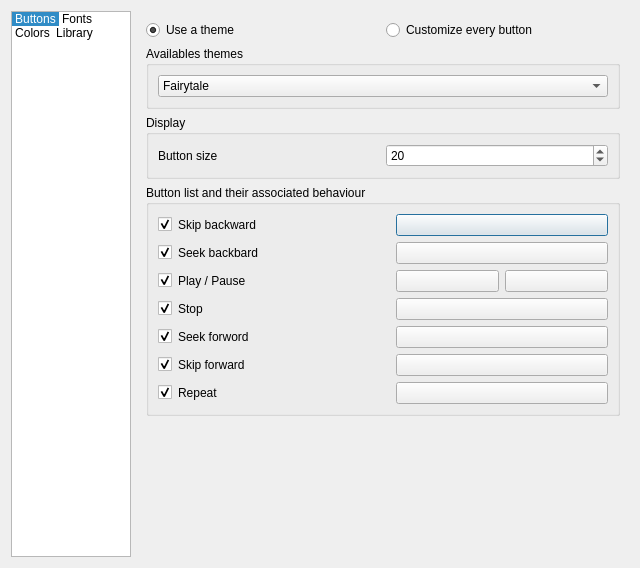
MBach/Miam-Player, file code/src/customizetheme.ui: the form before one commit.
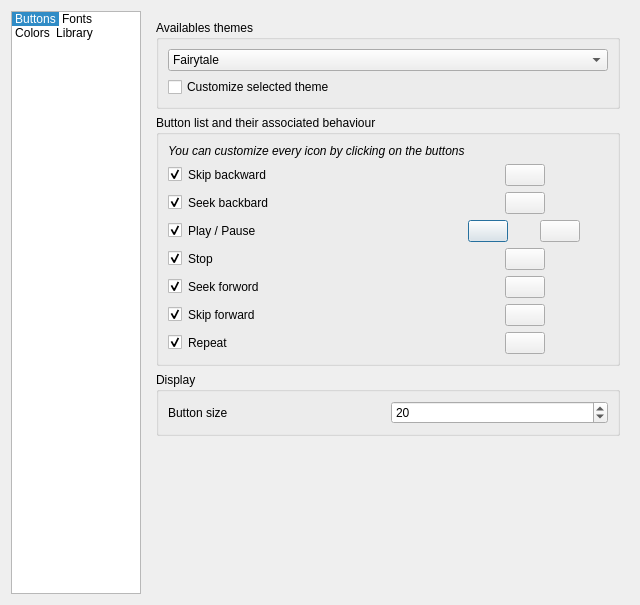
The form after the commit. Icons and pictures are not drawn.

Commit message: One can now add customs icons to its player

```diff
--- a/code/src/customizetheme.ui
+++ b/code/src/customizetheme.ui
@@ -7,7 +7,7 @@
     <x>0</x>
     <y>0</y>
     <width>640</width>
-    <height>568</height>
+    <height>605</height>
    </rect>
   </property>
   <property name="windowTitle">
@@ -17,14 +17,14 @@
    <item>
     <widget class="QListWidget" name="listWidget">
      <property name="sizePolicy">
-      <sizepolicy hsizetype="Fixed" vsizetype="Expanding">
+      <sizepolicy hsizetype="MinimumExpanding" vsizetype="Expanding">
        <horstretch>0</horstretch>
        <verstretch>0</verstretch>
       </sizepolicy>
      </property>
      <property name="maximumSize">
       <size>
-       <width>120</width>
+       <width>130</width>
        <height>16777215</height>
       </size>
      </property>
@@ -97,27 +97,6 @@
      </property>
      <widget class="QWidget" name="page">
       <layout class="QVBoxLayout" name="verticalLayout">
-       <item>
-        <layout class="QHBoxLayout" name="horizontalLayout_2">
-         <item>
-          <widget class="QRadioButton" name="themeRadioButton">
-           <property name="text">
-            <string>Use a theme</string>
-           </property>
-           <property name="checked">
-            <bool>true</bool>
-           </property>
-          </widget>
-         </item>
-         <item>
-          <widget class="QRadioButton" name="customizeRadioButton">
-           <property name="text">
-            <string>Customize every button</string>
-           </property>
-          </widget>
-         </item>
-        </layout>
-       </item>
        <item>
         <widget class="QGroupBox" name="buttonThemeBox">
          <property name="title">
@@ -173,35 +152,10 @@
             </item>
            </widget>
           </item>
-         </layout>
-        </widget>
-       </item>
        <item>
-        <widget class="QGroupBox" name="groupBox">
-         <property name="title">
-          <string>Display</string>
-         </property>
-         <layout class="QHBoxLayout" name="horizontalLayout_3">
-          <item>
-           <widget class="QLabel" name="sizeButtonsLabel">
+           <widget class="QCheckBox" name="customizeThemeCheckBox">
             <property name="text">
-             <string>Button size</string>
-            </property>
-           </widget>
-          </item>
-          <item>
-           <widget class="QSpinBox" name="sizeButtonsSpinBox">
-            <property name="minimum">
-             <number>12</number>
-            </property>
-            <property name="maximum">
-             <number>128</number>
-            </property>
-            <property name="singleStep">
-             <number>2</number>
-            </property>
-            <property name="value">
-             <number>20</number>
+             <string>Customize selected theme</string>
             </property>
            </widget>
           </item>
@@ -213,8 +167,38 @@
          <property name="title">
           <string>Button list and their associated behaviour</string>
          </property>
-         <layout class="QGridLayout" name="gridLayout">
-          <item row="0" column="2">
+         <layout class="QVBoxLayout" name="verticalLayout_5">
+          <item>
+           <widget class="QLabel" name="label">
+            <property name="font">
+             <font>
+              <italic>true</italic>
+             </font>
+            </property>
+            <property name="text">
+             <string>You can customize every icon by clicking on the buttons</string>
+            </property>
+           </widget>
+          </item>
+          <item>
+           <layout class="QGridLayout" name="gridLayout_4">
+            <item row="0" column="0">
+             <widget class="QCheckBox" name="skipBackwardCheckBox">
+              <property name="sizePolicy">
+               <sizepolicy hsizetype="Fixed" vsizetype="Fixed">
+                <horstretch>0</horstretch>
+                <verstretch>0</verstretch>
+               </sizepolicy>
+              </property>
+              <property name="text">
+               <string notr="true"/>
+              </property>
+              <property name="checked">
+               <bool>true</bool>
+              </property>
+             </widget>
+            </item>
+            <item row="0" column="1">
            <widget class="QLabel" name="skipBackwardLabel">
             <property name="sizePolicy">
              <sizepolicy hsizetype="Preferred" vsizetype="Preferred">
@@ -227,105 +211,161 @@
             </property>
            </widget>
           </item>
-          <item row="1" column="2">
+            <item row="0" column="2">
+             <spacer name="horizontalSpacer">
+              <property name="orientation">
+               <enum>Qt::Horizontal</enum>
+              </property>
+              <property name="sizeHint" stdset="0">
+               <size>
+                <width>40</width>
+                <height>20</height>
+               </size>
+              </property>
+             </spacer>
+            </item>
+            <item row="1" column="0">
+             <widget class="QCheckBox" name="seekBackwardCheckBox">
+              <property name="sizePolicy">
+               <sizepolicy hsizetype="Fixed" vsizetype="Fixed">
+                <horstretch>0</horstretch>
+                <verstretch>0</verstretch>
+               </sizepolicy>
+              </property>
+              <property name="text">
+               <string notr="true"/>
+              </property>
+              <property name="checked">
+               <bool>true</bool>
+              </property>
+             </widget>
+            </item>
+            <item row="1" column="1">
            <widget class="QLabel" name="seekBackwardLabel">
             <property name="text">
              <string>Seek backbard</string>
             </property>
            </widget>
           </item>
-          <item row="2" column="2">
+            <item row="2" column="0">
+             <widget class="QCheckBox" name="playCheckBox">
+              <property name="sizePolicy">
+               <sizepolicy hsizetype="Fixed" vsizetype="Fixed">
+                <horstretch>0</horstretch>
+                <verstretch>0</verstretch>
+               </sizepolicy>
+              </property>
+              <property name="text">
+               <string notr="true"/>
+              </property>
+              <property name="checked">
+               <bool>true</bool>
+              </property>
+             </widget>
+            </item>
+            <item row="2" column="1">
            <widget class="QLabel" name="playLabel">
             <property name="text">
              <string>Play / Pause</string>
             </property>
            </widget>
           </item>
-          <item row="3" column="2">
+            <item row="2" column="3">
+             <layout class="QHBoxLayout" name="hl_play">
+              <item>
+               <widget class="QPushButton" name="play">
+                <property name="sizePolicy">
+                 <sizepolicy hsizetype="Fixed" vsizetype="Fixed">
+                  <horstretch>0</horstretch>
+                  <verstretch>0</verstretch>
+                 </sizepolicy>
+                </property>
+                <property name="text">
+                 <string notr="true"/>
+                </property>
+                <property name="icon">
+                 <iconset resource="mmmmp.qrc">
+                  <normaloff>:/player/fairytale/play</normaloff>:/player/fairytale/play</iconset>
+                </property>
+                <property name="iconSize">
+                 <size>
+                  <width>32</width>
+                  <height>32</height>
+                 </size>
+                </property>
+               </widget>
+              </item>
+              <item>
+               <widget class="QPushButton" name="pause">
+                <property name="sizePolicy">
+                 <sizepolicy hsizetype="Fixed" vsizetype="Fixed">
+                  <horstretch>0</horstretch>
+                  <verstretch>0</verstretch>
+                 </sizepolicy>
+                </property>
+                <property name="text">
+                 <string notr="true"/>
+                </property>
+                <property name="icon">
+                 <iconset resource="mmmmp.qrc">
+                  <normaloff>:/player/fairytale/pause</normaloff>:/player/fairytale/pause</iconset>
+                </property>
+                <property name="iconSize">
+                 <size>
+                  <width>32</width>
+                  <height>32</height>
+                 </size>
+                </property>
+               </widget>
+              </item>
+             </layout>
+            </item>
+            <item row="3" column="0">
+             <widget class="QCheckBox" name="stopCheckBox">
+              <property name="sizePolicy">
+               <sizepolicy hsizetype="Fixed" vsizetype="Fixed">
+                <horstretch>0</horstretch>
+                <verstretch>0</verstretch>
+               </sizepolicy>
+              </property>
+              <property name="text">
+               <string notr="true"/>
+              </property>
+              <property name="checked">
+               <bool>true</bool>
+              </property>
+             </widget>
+            </item>
+            <item row="3" column="1">
            <widget class="QLabel" name="stopLabel">
             <property name="text">
              <string>Stop</string>
             </property>
            </widget>
           </item>
-          <item row="4" column="2">
+            <item row="4" column="0">
+             <widget class="QCheckBox" name="seekForwardCheckBox">
+              <property name="sizePolicy">
+               <sizepolicy hsizetype="Fixed" vsizetype="Fixed">
+                <horstretch>0</horstretch>
+                <verstretch>0</verstretch>
+               </sizepolicy>
+              </property>
+              <property name="text">
+               <string notr="true"/>
+              </property>
+              <property name="checked">
+               <bool>true</bool>
+              </property>
+             </widget>
+            </item>
+            <item row="4" column="1">
            <widget class="QLabel" name="seekForwardLabel">
             <property name="text">
              <string>Seek forword</string>
             </property>
            </widget>
           </item>
-          <item row="5" column="2">
-           <widget class="QLabel" name="skipForwardLabel">
-            <property name="text">
-             <string>Skip forward</string>
-            </property>
-           </widget>
-          </item>
-          <item row="1" column="0">
-           <widget class="QCheckBox" name="seekBackwardCheckBox">
-            <property name="sizePolicy">
-             <sizepolicy hsizetype="Fixed" vsizetype="Fixed">
-              <horstretch>0</horstretch>
-              <verstretch>0</verstretch>
-             </sizepolicy>
-            </property>
-            <property name="text">
-             <string notr="true"/>
-            </property>
-            <property name="checked">
-             <bool>true</bool>
-            </property>
-           </widget>
-          </item>
-          <item row="2" column="0">
-           <widget class="QCheckBox" name="playCheckBox">
-            <property name="sizePolicy">
-             <sizepolicy hsizetype="Fixed" vsizetype="Fixed">
-              <horstretch>0</horstretch>
-              <verstretch>0</verstretch>
-             </sizepolicy>
-            </property>
-            <property name="text">
-             <string notr="true"/>
-            </property>
-            <property name="checked">
-             <bool>true</bool>
-            </property>
-           </widget>
-          </item>
-          <item row="3" column="0">
-           <widget class="QCheckBox" name="stopCheckBox">
-            <property name="sizePolicy">
-             <sizepolicy hsizetype="Fixed" vsizetype="Fixed">
-              <horstretch>0</horstretch>
-              <verstretch>0</verstretch>
-             </sizepolicy>
-            </property>
-            <property name="text">
-             <string notr="true"/>
-            </property>
-            <property name="checked">
-             <bool>true</bool>
-            </property>
-           </widget>
-          </item>
-          <item row="4" column="0">
-           <widget class="QCheckBox" name="seekForwardCheckBox">
-            <property name="sizePolicy">
-             <sizepolicy hsizetype="Fixed" vsizetype="Fixed">
-              <horstretch>0</horstretch>
-              <verstretch>0</verstretch>
-             </sizepolicy>
-            </property>
-            <property name="text">
-             <string notr="true"/>
-            </property>
-            <property name="checked">
-             <bool>true</bool>
-            </property>
-           </widget>
-          </item>
           <item row="5" column="0">
            <widget class="QCheckBox" name="skipForwardCheckBox">
             <property name="sizePolicy">
@@ -342,10 +382,10 @@
             </property>
            </widget>
           </item>
-          <item row="6" column="2">
-           <widget class="QLabel" name="repeatLabel">
+            <item row="5" column="1">
+             <widget class="QLabel" name="skipForwardLabel">
             <property name="text">
-             <string>Repeat</string>
+               <string>Skip forward</string>
             </property>
            </widget>
           </item>
@@ -365,47 +405,36 @@
             </property>
            </widget>
           </item>
-          <item row="0" column="0">
-           <widget class="QCheckBox" name="skipBackwardCheckBox">
-            <property name="sizePolicy">
-             <sizepolicy hsizetype="Fixed" vsizetype="Fixed">
-              <horstretch>0</horstretch>
-              <verstretch>0</verstretch>
-             </sizepolicy>
-            </property>
+            <item row="6" column="1">
+             <widget class="QLabel" name="repeatLabel">
             <property name="text">
-             <string notr="true"/>
-            </property>
-            <property name="checked">
-             <bool>true</bool>
-            </property>
-           </widget>
-          </item>
-          <item row="0" column="3">
-           <widget class="QPushButton" name="skipBackward">
-            <property name="sizePolicy">
-             <sizepolicy hsizetype="Minimum" vsizetype="Fixed">
-              <horstretch>0</horstretch>
-              <verstretch>0</verstretch>
-             </sizepolicy>
-            </property>
-            <property name="text">
-             <string notr="true"/>
-            </property>
-            <property name="icon">
-             <iconset resource="mmmmp.qrc">
-              <normaloff>:/player/fairytale/skipBackward</normaloff>:/player/fairytale/skipBackward</iconset>
-            </property>
-            <property name="iconSize">
-             <size>
-              <width>32</width>
-              <height>32</height>
-             </size>
+               <string>Repeat</string>
             </property>
            </widget>
           </item>
           <item row="1" column="3">
+             <layout class="QHBoxLayout" name="hl_seekB">
+              <item>
+               <spacer name="hs_left_seekB">
+                <property name="orientation">
+                 <enum>Qt::Horizontal</enum>
+                </property>
+                <property name="sizeHint" stdset="0">
+                 <size>
+                  <width>40</width>
+                  <height>20</height>
+                 </size>
+                </property>
+               </spacer>
+              </item>
+              <item>
            <widget class="QPushButton" name="seekBackward">
+                <property name="sizePolicy">
+                 <sizepolicy hsizetype="Fixed" vsizetype="Fixed">
+                  <horstretch>0</horstretch>
+                  <verstretch>0</verstretch>
+                 </sizepolicy>
+                </property>
             <property name="text">
              <string notr="true"/>
             </property>
@@ -421,33 +450,50 @@
             </property>
            </widget>
           </item>
-          <item row="2" column="3">
-           <layout class="QHBoxLayout" name="horizontalLayout_6">
             <item>
-             <widget class="QPushButton" name="play">
-              <property name="text">
-               <string notr="true"/>
-              </property>
-              <property name="icon">
-               <iconset resource="mmmmp.qrc">
-                <normaloff>:/player/fairytale/play</normaloff>:/player/fairytale/play</iconset>
-              </property>
-              <property name="iconSize">
+               <spacer name="hs_right_seekB">
+                <property name="orientation">
+                 <enum>Qt::Horizontal</enum>
+                </property>
+                <property name="sizeHint" stdset="0">
+                 <size>
+                  <width>40</width>
+                  <height>20</height>
+                 </size>
+                </property>
+               </spacer>
+              </item>
+             </layout>
+            </item>
+            <item row="0" column="3">
+             <layout class="QHBoxLayout" name="hl_skipB">
+              <item>
+               <spacer name="hs_left_skipB">
+                <property name="orientation">
+                 <enum>Qt::Horizontal</enum>
+                </property>
+                <property name="sizeHint" stdset="0">
                <size>
-                <width>32</width>
-                <height>32</height>
-               </size>
-              </property>
-             </widget>
+                  <width>40</width>
+                  <height>20</height>
+                 </size>
+                </property>
+               </spacer>
             </item>
             <item>
-             <widget class="QPushButton" name="pause">
+               <widget class="QPushButton" name="skipBackward">
+                <property name="sizePolicy">
+                 <sizepolicy hsizetype="Fixed" vsizetype="Fixed">
+                  <horstretch>0</horstretch>
+                  <verstretch>0</verstretch>
+                 </sizepolicy>
+                </property>
               <property name="text">
                <string notr="true"/>
               </property>
               <property name="icon">
                <iconset resource="mmmmp.qrc">
-                <normaloff>:/player/fairytale/pause</normaloff>:/player/fairytale/pause</iconset>
+                  <normaloff>:/player/fairytale/skipBackward</normaloff>:/player/fairytale/skipBackward</iconset>
               </property>
               <property name="iconSize">
                <size>
@@ -457,10 +503,44 @@
               </property>
              </widget>
             </item>
+              <item>
+               <spacer name="hs_right_skipB">
+                <property name="orientation">
+                 <enum>Qt::Horizontal</enum>
+                </property>
+                <property name="sizeHint" stdset="0">
+                 <size>
+                  <width>40</width>
+                  <height>20</height>
+                 </size>
+                </property>
+               </spacer>
+              </item>
            </layout>
           </item>
           <item row="3" column="3">
+             <layout class="QHBoxLayout" name="hl_stop">
+              <item>
+               <spacer name="hs_left_stop">
+                <property name="orientation">
+                 <enum>Qt::Horizontal</enum>
+                </property>
+                <property name="sizeHint" stdset="0">
+                 <size>
+                  <width>40</width>
+                  <height>20</height>
+                 </size>
+                </property>
+               </spacer>
+              </item>
+              <item>
            <widget class="QPushButton" name="stop">
+                <property name="sizePolicy">
+                 <sizepolicy hsizetype="Fixed" vsizetype="Fixed">
+                  <horstretch>0</horstretch>
+                  <verstretch>0</verstretch>
+                 </sizepolicy>
+                </property>
             <property name="text">
              <string notr="true"/>
             </property>
@@ -476,8 +556,44 @@
             </property>
            </widget>
           </item>
+              <item>
+               <spacer name="hs_right_stop">
+                <property name="orientation">
+                 <enum>Qt::Horizontal</enum>
+                </property>
+                <property name="sizeHint" stdset="0">
+                 <size>
+                  <width>40</width>
+                  <height>20</height>
+                 </size>
+                </property>
+               </spacer>
+              </item>
+             </layout>
+            </item>
           <item row="4" column="3">
+             <layout class="QHBoxLayout" name="hl_seekF">
+              <item>
+               <spacer name="hs_left_seekF">
+                <property name="orientation">
+                 <enum>Qt::Horizontal</enum>
+                </property>
+                <property name="sizeHint" stdset="0">
+                 <size>
+                  <width>40</width>
+                  <height>20</height>
+                 </size>
+                </property>
+               </spacer>
+              </item>
+              <item>
            <widget class="QPushButton" name="seekForward">
+                <property name="sizePolicy">
+                 <sizepolicy hsizetype="Fixed" vsizetype="Fixed">
+                  <horstretch>0</horstretch>
+                  <verstretch>0</verstretch>
+                 </sizepolicy>
+                </property>
             <property name="text">
              <string notr="true"/>
             </property>
@@ -493,8 +609,44 @@
             </property>
            </widget>
           </item>
+              <item>
+               <spacer name="hs_right_seekF">
+                <property name="orientation">
+                 <enum>Qt::Horizontal</enum>
+                </property>
+                <property name="sizeHint" stdset="0">
+                 <size>
+                  <width>40</width>
+                  <height>20</height>
+                 </size>
+                </property>
+               </spacer>
+              </item>
+             </layout>
+            </item>
           <item row="5" column="3">
+             <layout class="QHBoxLayout" name="hl_skipF">
+              <item>
+               <spacer name="hs_left_skipF">
+                <property name="orientation">
+                 <enum>Qt::Horizontal</enum>
+                </property>
+                <property name="sizeHint" stdset="0">
+                 <size>
+                  <width>40</width>
+                  <height>20</height>
+                 </size>
+                </property>
+               </spacer>
+              </item>
+              <item>
            <widget class="QPushButton" name="skipForward">
+                <property name="sizePolicy">
+                 <sizepolicy hsizetype="Fixed" vsizetype="Fixed">
+                  <horstretch>0</horstretch>
+                  <verstretch>0</verstretch>
+                 </sizepolicy>
+                </property>
             <property name="text">
              <string notr="true"/>
             </property>
@@ -510,8 +662,44 @@
             </property>
            </widget>
           </item>
+              <item>
+               <spacer name="hs_right_seekF_2">
+                <property name="orientation">
+                 <enum>Qt::Horizontal</enum>
+                </property>
+                <property name="sizeHint" stdset="0">
+                 <size>
+                  <width>40</width>
+                  <height>20</height>
+                 </size>
+                </property>
+               </spacer>
+              </item>
+             </layout>
+            </item>
           <item row="6" column="3">
+             <layout class="QHBoxLayout" name="hl_repeat">
+              <item>
+               <spacer name="hs_left_repeat">
+                <property name="orientation">
+                 <enum>Qt::Horizontal</enum>
+                </property>
+                <property name="sizeHint" stdset="0">
+                 <size>
+                  <width>40</width>
+                  <height>20</height>
+                 </size>
+                </property>
+               </spacer>
+              </item>
+              <item>
            <widget class="QPushButton" name="repeat">
+                <property name="sizePolicy">
+                 <sizepolicy hsizetype="Fixed" vsizetype="Fixed">
+                  <horstretch>0</horstretch>
+                  <verstretch>0</verstretch>
+                 </sizepolicy>
+                </property>
             <property name="text">
              <string notr="true"/>
             </property>
@@ -527,6 +715,55 @@
             </property>
            </widget>
           </item>
+              <item>
+               <spacer name="hs_right_repeat">
+                <property name="orientation">
+                 <enum>Qt::Horizontal</enum>
+                </property>
+                <property name="sizeHint" stdset="0">
+                 <size>
+                  <width>40</width>
+                  <height>20</height>
+                 </size>
+                </property>
+               </spacer>
+              </item>
+             </layout>
+            </item>
+           </layout>
+          </item>
+         </layout>
+        </widget>
+       </item>
+       <item>
+        <widget class="QGroupBox" name="groupBox">
+         <property name="title">
+          <string>Display</string>
+         </property>
+         <layout class="QHBoxLayout" name="horizontalLayout_3">
+          <item>
+           <widget class="QLabel" name="sizeButtonsLabel">
+            <property name="text">
+             <string>Button size</string>
+            </property>
+           </widget>
+          </item>
+          <item>
+           <widget class="QSpinBox" name="sizeButtonsSpinBox">
+            <property name="minimum">
+             <number>12</number>
+            </property>
+            <property name="maximum">
+             <number>128</number>
+            </property>
+            <property name="singleStep">
+             <number>2</number>
+            </property>
+            <property name="value">
+             <number>20</number>
+            </property>
+           </widget>
+          </item>
          </layout>
         </widget>
        </item>
```
Left out of the diff: 80 changed lines with no effect on the pictures. Lines whose indentation alone changed are shown as unchanged. The commit also changes 10 other files.
